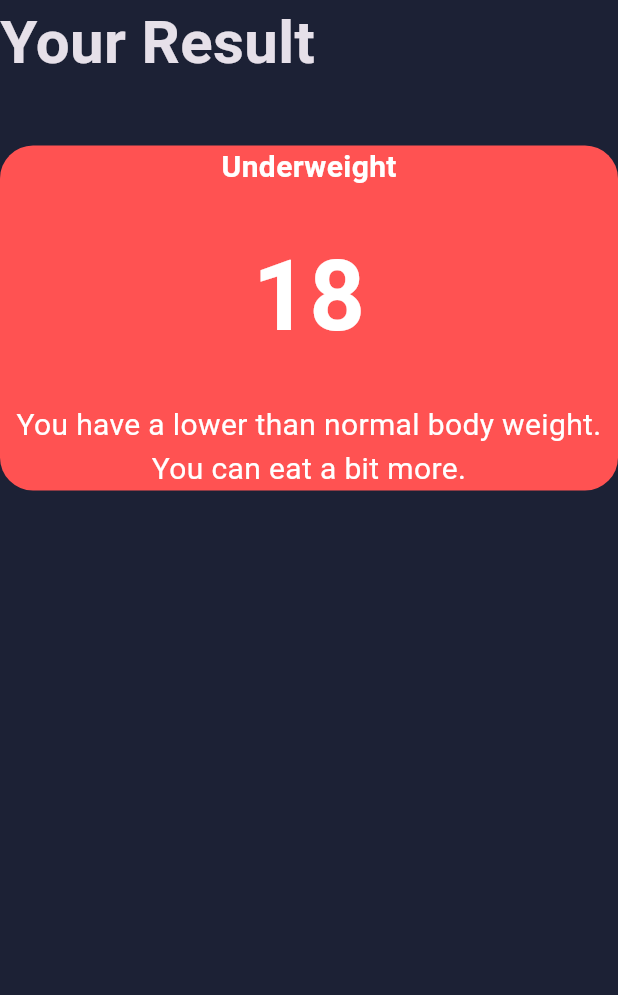
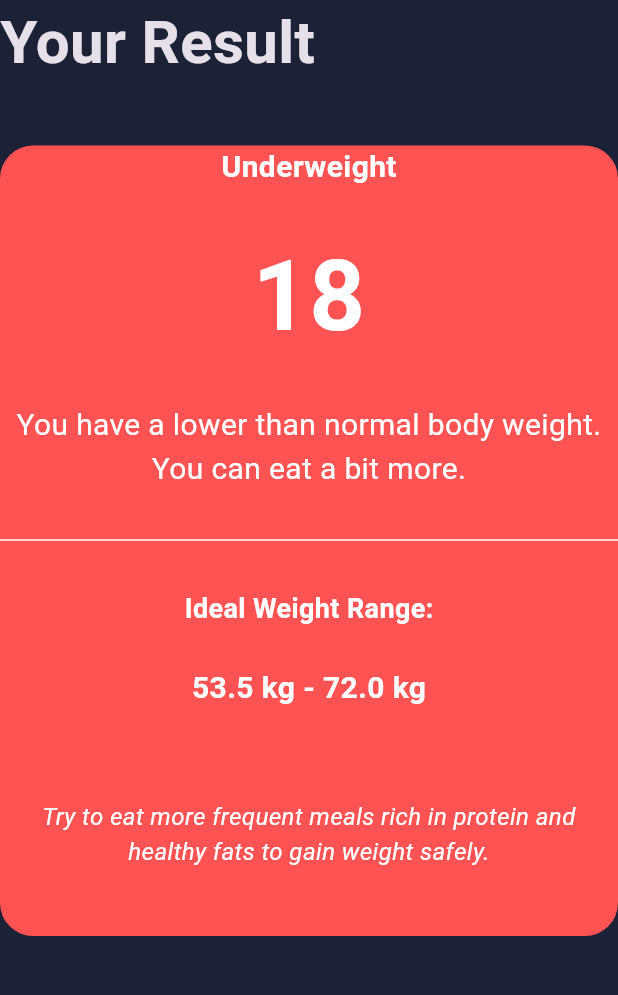
Before and after one commit to muhamedxzidan/frist_figma, a Flutter app: the screen it shows after launch, after a tap on "Calculate", on a phone screen of 412 x 824 dp, the part 96-1091 px from its top. Run offline on Flutter 3.47's test engine with Material 3 defaults, Android fonts, the phone set to English and light mode, and no system bars.

Commit message:
finsh and add a ide

```diff
--- a/bmi_app/lib/all_screen/calculate_screen.dart
+++ b/bmi_app/lib/all_screen/calculate_screen.dart
@@ -4,8 +4,9 @@ import 'package:flutter/material.dart';
 
 class CalculateScreen extends StatelessWidget {
   final int theResult;
+  final double height;
 
-  const CalculateScreen(this.theResult, {super.key});
+  const CalculateScreen(this.theResult, this.height, {super.key});
 
   @override
   Widget build(BuildContext context) {
@@ -60,6 +61,39 @@ class CalculateScreen extends StatelessWidget {
                       ),
                     ),
                   ),
+                  Divider(
+                    color: BmiCalculator.getTextColor(theResult.toDouble()),
+                  ),
+                  Text(
+                    "Ideal Weight Range:",
+                    style: TextStyle(
+                      fontSize: 18,
+                      fontWeight: FontWeight.w600,
+                      color: BmiCalculator.getTextColor(theResult.toDouble()),
+                    ),
+                  ),
+                  Text(
+                    BmiCalculator.getIdealWeightRange(height),
+                    style: TextStyle(
+                      fontSize: 20,
+                      fontWeight: FontWeight.bold,
+                      color: BmiCalculator.getTextColor(theResult.toDouble()),
+                    ),
+                  ),
+                  SizedBox(height: 10),
+                  Padding(
+                    padding: const EdgeInsets.symmetric(horizontal: 16.0),
+                    child: Text(
+                      BmiCalculator.getHealthTip(theResult.toDouble()),
+                      textAlign: TextAlign.center,
+                      style: TextStyle(
+                        fontSize: 16,
+                        fontStyle: FontStyle.italic,
+                        color: BmiCalculator.getTextColor(theResult.toDouble()),
+                      ),
+                    ),
+                  ),
+                  SizedBox(height: 20),
                 ],
               ),
             ),
--- a/bmi_app/lib/all_screen/home_screen.dart
+++ b/bmi_app/lib/all_screen/home_screen.dart
@@ -94,7 +94,8 @@ class _HomeScreenState extends State<HomeScreen> {
             Navigator.push(
               context,
               MaterialPageRoute(
-                builder: (context) => CalculateScreen(result.round()),
+                builder: (context) =>
+                    CalculateScreen(result.round(), heightValue.toDouble()),
               ),
             );
           },
--- a/bmi_app/lib/calculate_bmi.dart
+++ b/bmi_app/lib/calculate_bmi.dart
@@ -50,4 +50,23 @@ class BmiCalculator {
       return Colors.white;
     }
   }
+
+  static String getIdealWeightRange(double heightInCm) {
+    double heightInMeters = heightInCm / 100.0;
+    double minWeight = 18.5 * heightInMeters * heightInMeters;
+    double maxWeight = 24.9 * heightInMeters * heightInMeters;
+    return '${minWeight.toStringAsFixed(1)} kg - ${maxWeight.toStringAsFixed(1)} kg';
+  }
+
+  static String getHealthTip(double bmi) {
+    if (bmi >= 30) {
+      return 'Try to reduce your intake of sugar and processed foods. Aim for 30 minutes of walking daily.';
+    } else if (bmi >= 25) {
+      return 'Cut down on snacks and try to include more protein in your diet. Regular exercise helps.';
+    } else if (bmi > 18.5) {
+      return 'Maintain your current lifestyle with a balanced diet and regular physical activity.';
+    } else {
+      return 'Try to eat more frequent meals rich in protein and healthy fats to gain weight safely.';
+    }
+  }
 }
```
